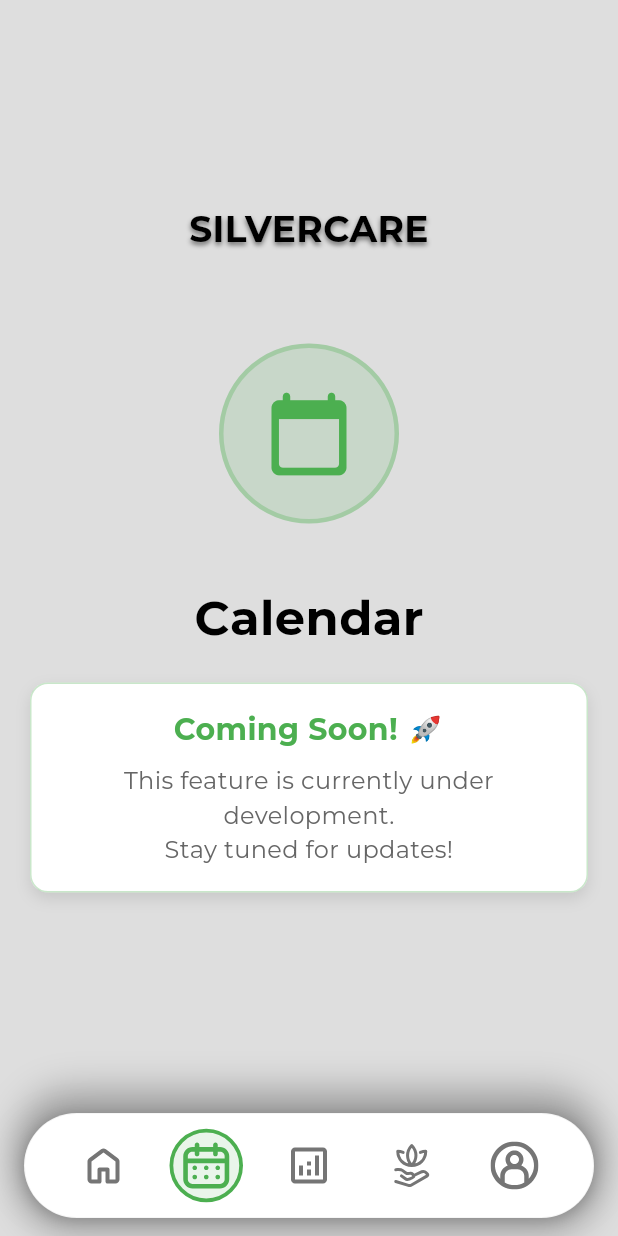
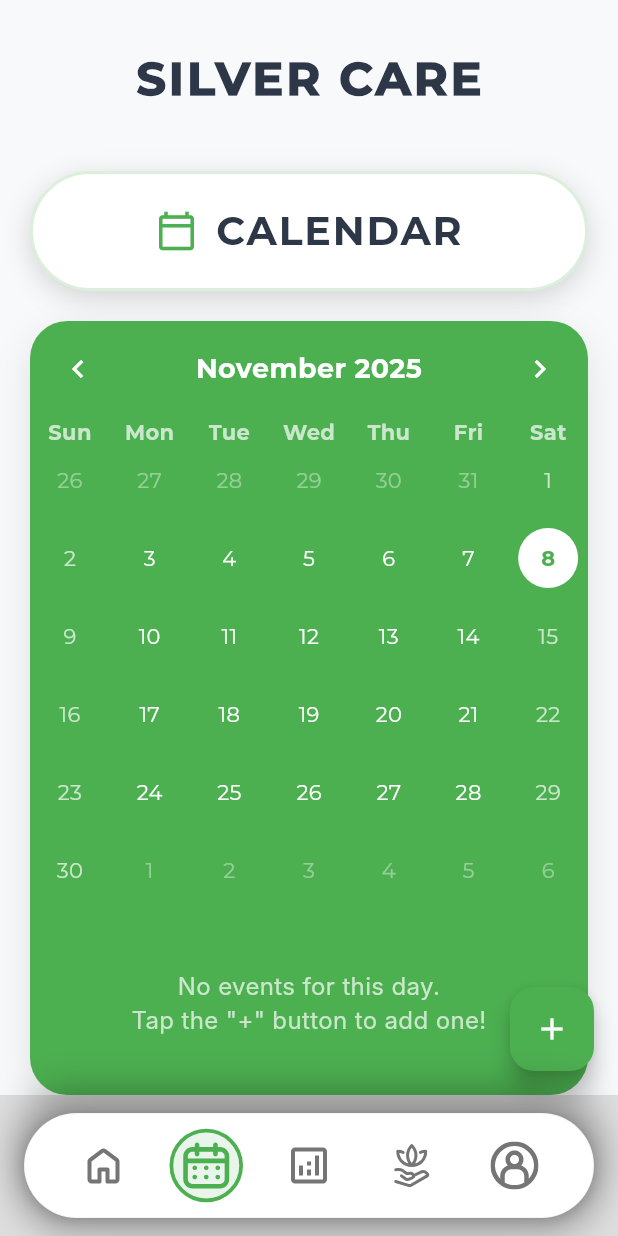
Before and after one commit to santiagomarc/silvercare, a Flutter app: the MainScreen screen opened by its route, item 2 of the bottom bar chosen, on a phone screen of 412 x 824 dp. Run offline on Flutter 3.47's test engine with Material 3 defaults, Android fonts, the phone set to English and light mode, and no system bars; drawn by our look-alikes of table_calendar; our stand-ins replace cloud_firestore, firebase_auth, firebase_core, fl_chart, flutter_local_notifications, flutter_svg and 3 more; accounts and stored records are empty; Roboto replaces fonts that are missing (Inter); project files that could hold a hidden picture were left out.

Commit message:
calendar

```diff
--- a/lib/main.dart
+++ b/lib/main.dart
@@ -13,10 +13,7 @@ import 'package:silvercare/screens/temperature_screen.dart';
 import 'package:silvercare/screens/sugar_level_screen.dart';
 import 'package:silvercare/screens/notifications_screen.dart';
 import 'package:silvercare/services/notification_service.dart';
-
-
-
-
+import 'package:silvercare/screens/calendar_screen.dart';
 
 void main() async {
   WidgetsFlutterBinding.ensureInitialized();
@@ -45,6 +42,7 @@ class SilverCareApp extends StatelessWidget {
     return MaterialApp(
       navigatorKey: navigatorKey,
       title: 'SilverCare',
+      debugShowCheckedModeBanner: false, // Optional: removes the debug banner
       theme: ThemeData(
         // Light theme for better accessibility for elderly users
         brightness: Brightness.light,
@@ -66,6 +64,8 @@ class SilverCareApp extends StatelessWidget {
         '/temperature': (context) => const TemperatureScreen(),
         '/sugar_level': (context) => const SugarLevelScreen(),
         '/notifications': (context) => const NotificationsScreen(),
+        // 2. ADD THIS ROUTE
+        '/calendar': (context) => const CalendarScreen(),
       },
       // Handle unknown routes
       onUnknownRoute: (settings) {
--- /dev/null
+++ b/lib/screens/calendar_screen.dart
@@ -0,0 +1,580 @@
+import 'package:flutter/material.dart';
+import 'package:firebase_auth/firebase_auth.dart';
+import 'package:cloud_firestore/cloud_firestore.dart';
+import 'package:intl/intl.dart';
+import 'package:table_calendar/table_calendar.dart';
+
+class CalendarEvent {
+  final String id;
+  final String title;
+  final String description;
+  final DateTime eventDate;
+  final String eventType;
+
+  CalendarEvent({
+    required this.id,
+    required this.title,
+    required this.description,
+    required this.eventDate,
+    required this.eventType,
+  });
+
+  factory CalendarEvent.fromDoc(DocumentSnapshot doc) {
+    Map<String, dynamic> data = doc.data() as Map<String, dynamic>;
+    return CalendarEvent(
+      id: doc.id,
+      title: data['title'] ?? '',
+      description: data['description'] ?? '',
+      eventDate: (data['eventDate'] as Timestamp).toDate(),
+      eventType: data['eventType'] ?? 'Reminder',
+    );
+  }
+
+  Map<String, dynamic> toMap() {
+    return {
+      'title': title,
+      'description': description,
+      'eventDate': Timestamp.fromDate(eventDate),
+      'eventType': eventType,
+    };
+  }
+}
+
+class CalendarScreen extends StatefulWidget {
+  const CalendarScreen({super.key});
+
+  @override
+  State<CalendarScreen> createState() => _CalendarScreenState();
+}
+
+class _CalendarScreenState extends State<CalendarScreen> {
+  static const Color _primaryColor = Color(0xFF4CAF50);
+  static const Color _backgroundColor = Color(0xFFF8F9FA);
+  static const Color _cardColor = Colors.white;
+  static const Color _textPrimary = Color(0xFF2D3748);
+  static const Color _textSecondary = Color(0xFF718096);
+
+  final FirebaseAuth _auth = FirebaseAuth.instance;
+  final FirebaseFirestore _firestore = FirebaseFirestore.instance;
+
+  CalendarFormat _calendarFormat = CalendarFormat.month;
+  DateTime _focusedDay = DateTime.now();
+  DateTime? _selectedDay;
+
+  Map<DateTime, List<CalendarEvent>> _events = {};
+  late final ValueNotifier<List<CalendarEvent>> _selectedEvents;
+  bool _isLoading = true;
+
+  final _titleController = TextEditingController();
+  final _descriptionController = TextEditingController();
+  String _selectedEventType = 'Reminder';
+
+  @override
+  void initState() {
+    super.initState();
+    _selectedDay = _focusedDay;
+    _selectedEvents = ValueNotifier(_getEventsForDay(_selectedDay!));
+    _loadFirestoreEvents();
+  }
+
+  @override
+  void dispose() {
+    _selectedEvents.dispose();
+    _titleController.dispose();
+    _descriptionController.dispose();
+    super.dispose();
+  }
+
+  Future<void> _loadFirestoreEvents() async {
+    final user = _auth.currentUser;
+    if (user == null) {
+      setState(() => _isLoading = false);
+      return;
+    }
+
+    _events = {};
+
+    try {
+      final snapshot = await _firestore
+          .collection('elderly')
+          .doc(user.uid)
+          .collection('calendarEvents')
+          .get();
+
+      for (var doc in snapshot.docs) {
+        final event = CalendarEvent.fromDoc(doc);
+        final day = DateTime.utc(event.eventDate.year, event.eventDate.month, event.eventDate.day);
+
+        if (_events[day] == null) {
+          _events[day] = [];
+        }
+        _events[day]!.add(event);
+      }
+
+      setState(() {
+        _isLoading = false;
+        _selectedEvents.value = _getEventsForDay(_selectedDay!);
+      });
+    } catch (e) {
+      setState(() => _isLoading = false);
+      if (mounted) {
+        ScaffoldMessenger.of(context).showSnackBar(
+          SnackBar(content: Text('Error loading events: ${e.toString()}'), backgroundColor: Colors.red),
+        );
+      }
+    }
+  }
+
+  List<CalendarEvent> _getEventsForDay(DateTime day) {
+    final dayUtc = DateTime.utc(day.year, day.month, day.day);
+    return _events[dayUtc] ?? [];
+  }
+
+  void _onDaySelected(DateTime selectedDay, DateTime focusedDay) {
+    if (!isSameDay(_selectedDay, selectedDay)) {
+      setState(() {
+        _selectedDay = selectedDay;
+        _focusedDay = focusedDay;
+      });
+      _selectedEvents.value = _getEventsForDay(selectedDay);
+    }
+  }
+
+  Future<void> _addEventToFirestore() async {
+    final user = _auth.currentUser;
+    if (user == null) return;
+
+    final title = _titleController.text;
+    if (title.isEmpty) return;
+
+    final newEvent = CalendarEvent(
+      id: '',
+      title: title,
+      description: _descriptionController.text,
+      eventDate: _selectedDay!,
+      eventType: _selectedEventType,
+    );
+
+    try {
+      await _firestore
+          .collection('elderly')
+          .doc(user.uid)
+          .collection('calendarEvents')
+          .add(newEvent.toMap());
+
+      if (mounted) {
+        Navigator.of(context).pop();
+        _titleController.clear();
+        _descriptionController.clear();
+        _selectedEventType = 'Reminder';
+        _loadFirestoreEvents();
+        ScaffoldMessenger.of(context).showSnackBar(
+          const SnackBar(content: Text('✅ Event added successfully!'), backgroundColor: Colors.green),
+        );
+      }
+    } catch (e) {
+      if (mounted) {
+        ScaffoldMessenger.of(context).showSnackBar(
+          SnackBar(content: Text('❌ Failed to add event: ${e.toString()}'), backgroundColor: Colors.red),
+        );
+      }
+    }
+  }
+
+  double _getResponsiveFontSize(BuildContext context, double baseSize) {
+    final screenWidth = MediaQuery.of(context).size.width;
+    final scaleFactor = screenWidth / 375;
+    return baseSize * scaleFactor.clamp(0.8, 1.4);
+  }
+
+  Widget _buildHeader(BuildContext context) {
+    return Container(
+      padding: const EdgeInsets.symmetric(vertical: 30, horizontal: 20),
+      child: Center(
+        child: Text(
+          'SILVER CARE',
+          style: TextStyle(
+            color: _textPrimary,
+            fontSize: _getResponsiveFontSize(context, 28),
+            fontFamily: 'Montserrat',
+            fontWeight: FontWeight.w900,
+            letterSpacing: 2.0,
+          ),
+        ),
+      ),
+    );
+  }
+
+  Widget _ScreenHeaderButton(BuildContext context) {
+    return Container(
+      margin: const EdgeInsets.fromLTRB(20, 10, 20, 20),
+      height: 80,
+      decoration: BoxDecoration(
+        color: _cardColor,
+        borderRadius: BorderRadius.circular(40),
+        boxShadow: [
+          BoxShadow(
+            color: const Color.fromRGBO(0, 0, 0, 0.15),
+            blurRadius: 15,
+            offset: const Offset(0, 5),
+          ),
+        ],
+        border: Border.all(color: _primaryColor.withOpacity(0.2), width: 2),
+      ),
+      child: Center(
+        child: Row(
+          mainAxisAlignment: MainAxisAlignment.center,
+          children: [
+            Icon(Icons.calendar_today_outlined, size: 28, color: _primaryColor),
+            const SizedBox(width: 12),
+            Text(
+              'CALENDAR',
+              style: TextStyle(
+                color: _textPrimary,
+                fontSize: _getResponsiveFontSize(context, 24),
+                fontFamily: 'Montserrat',
+                fontWeight: FontWeight.w800,
+                letterSpacing: 1.2,
+              ),
+            ),
+          ],
+        ),
+      ),
+    );
+  }
+
+  @override
+  Widget build(BuildContext context) {
+    return Scaffold(
+      backgroundColor: _backgroundColor,
+      body: SafeArea(
+        child: Column(
+          children: [
+            _buildHeader(context),
+            _ScreenHeaderButton(context),
+            Expanded(
+              child: Container(
+                width: double.infinity,
+                margin: const EdgeInsets.symmetric(horizontal: 20),
+                decoration: BoxDecoration(
+                  color: _primaryColor,
+                  borderRadius: const BorderRadius.all(Radius.circular(25)),
+                  boxShadow: [
+                    BoxShadow(
+                      color: const Color.fromRGBO(0, 0, 0, 0.1),
+                      blurRadius: 20,
+                      offset: const Offset(0, 8),
+                    ),
+                  ],
+                ),
+                child: _isLoading
+                    ? const Center(child: CircularProgressIndicator(color: Colors.white))
+                    : SingleChildScrollView(
+                        child: Column(
+                          children: [
+                            _buildCalendar(),
+                            _buildEventList(),
+                          ],
+                        ),
+                      ),
+              ),
+            ),
+          ],
+        ),
+      ),
+      floatingActionButton: FloatingActionButton(
+        onPressed: _showAddEventDialog,
+        backgroundColor: _primaryColor,
+        foregroundColor: Colors.white,
+        child: const Icon(Icons.add),
+      ),
+    );
+  }
+
+  Widget _buildCalendar() {
+    return TableCalendar<CalendarEvent>(
+      firstDay: DateTime.utc(2020, 1, 1),
+      lastDay: DateTime.utc(2030, 12, 31),
+      focusedDay: _focusedDay,
+      selectedDayPredicate: (day) => isSameDay(_selectedDay, day),
+      calendarFormat: _calendarFormat,
+      eventLoader: _getEventsForDay,
+      startingDayOfWeek: StartingDayOfWeek.sunday,
+      onDaySelected: _onDaySelected,
+      onFormatChanged: (format) {
+        if (_calendarFormat != format) {
+          setState(() => _calendarFormat = format);
+        }
+      },
+      onPageChanged: (focusedDay) {
+        _focusedDay = focusedDay;
+        _loadFirestoreEvents();
+      },
+      calendarStyle: CalendarStyle(
+        defaultTextStyle: const TextStyle(color: Colors.white),
+        weekendTextStyle: const TextStyle(color: Colors.white70),
+        todayDecoration: const BoxDecoration(
+          color: Color.fromRGBO(255, 255, 255, 0.3),
+          shape: BoxShape.circle,
+        ),
+        selectedDecoration: const BoxDecoration(
+          color: Colors.white,
+          shape: BoxShape.circle,
+        ),
+        selectedTextStyle: TextStyle(color: _primaryColor, fontWeight: FontWeight.bold),
+        outsideTextStyle: const TextStyle(color: Color.fromRGBO(255, 255, 255, 0.4)),
+        markerDecoration: const BoxDecoration(
+          color: Colors.white70,
+          shape: BoxShape.circle,
+        ),
+      ),
+      headerStyle: const HeaderStyle(
+        formatButtonVisible: false,
+        titleCentered: true,
+        titleTextStyle: TextStyle(color: Colors.white, fontSize: 18, fontWeight: FontWeight.bold),
+        leftChevronIcon: Icon(Icons.chevron_left, color: Colors.white),
+        rightChevronIcon: Icon(Icons.chevron_right, color: Colors.white),
+      ),
+      daysOfWeekStyle: const DaysOfWeekStyle(
+        weekdayStyle: TextStyle(color: Colors.white70, fontWeight: FontWeight.w600),
+        weekendStyle: TextStyle(color: Colors.white70, fontWeight: FontWeight.w600),
+      ),
+    );
+  }
+
+  Widget _buildEventList() {
+    return ValueListenableBuilder<List<CalendarEvent>>(
+      valueListenable: _selectedEvents,
+      builder: (context, value, _) {
+        if (value.isEmpty) {
+          return const Padding(
+            padding: EdgeInsets.all(40.0),
+            child: Center(
+              child: Text(
+                'No events for this day.\nTap the "+" button to add one!',
+                textAlign: TextAlign.center,
+                style: TextStyle(color: Colors.white70, fontSize: 16, fontFamily: 'Inter'),
+              ),
+            ),
+          );
+        }
+        return ListView.builder(
+          padding: const EdgeInsets.all(20),
+          shrinkWrap: true,
+          physics: const NeverScrollableScrollPhysics(),
+          itemCount: value.length,
+          itemBuilder: (context, index) {
+            return _buildEventCard(value[index]);
+          },
+        );
+      },
+    );
+  }
+
+  Widget _buildEventCard(CalendarEvent event) {
+    IconData iconData;
+    Color iconColor;
+
+    switch (event.eventType) {
+      case 'Medication':
+        iconData = Icons.medication_outlined;
+        iconColor = Colors.redAccent;
+        break;
+      case 'Appointment':
+        iconData = Icons.medical_services_outlined;
+        iconColor = Colors.blueAccent;
+        break;
+      default:
+        iconData = Icons.alarm_outlined;
+        iconColor = Colors.amber.shade700;
+    }
+
+    return Container(
+      margin: const EdgeInsets.only(bottom: 16),
+      padding: const EdgeInsets.all(20),
+      decoration: BoxDecoration(
+        color: Colors.white,
+        borderRadius: BorderRadius.circular(16),
+        boxShadow: [
+          BoxShadow(
+            color: const Color.fromRGBO(0, 0, 0, 0.05),
+            blurRadius: 10,
+            offset: const Offset(0, 2),
+          ),
+        ],
+      ),
+      child: Row(
+        children: [
+          Container(
+            padding: const EdgeInsets.all(10),
+            decoration: BoxDecoration(
+              color: iconColor.withOpacity(0.1),
+              shape: BoxShape.circle,
+            ),
+            child: Icon(iconData, color: iconColor, size: 24),
+          ),
+          const SizedBox(width: 16),
+          Expanded(
+            child: Column(
+              crossAxisAlignment: CrossAxisAlignment.start,
+              children: [
+                Text(
+                  event.title,
+                  style: TextStyle(
+                    color: _textPrimary,
+                    fontSize: _getResponsiveFontSize(context, 16),
+                    fontFamily: 'Montserrat',
+                    fontWeight: FontWeight.w700,
+                  ),
+                ),
+                if (event.description.isNotEmpty) ...[
+                  const SizedBox(height: 4),
+                  Text(
+                    event.description,
+                    style: TextStyle(
+                      color: _textSecondary,
+                      fontSize: _getResponsiveFontSize(context, 14),
+                      fontFamily: 'Inter',
+                      fontWeight: FontWeight.w500,
+                    ),
+                  ),
+                ],
+                const SizedBox(height: 8),
+                Row(
+                  children: [
+                    Icon(Icons.access_time, color: _textSecondary, size: 14),
+                    const SizedBox(width: 4),
+                    Text(
+                      DateFormat.jm().format(event.eventDate),
+                      style: TextStyle(
+                        color: _textSecondary,
+                        fontSize: _getResponsiveFontSize(context, 13),
+                        fontFamily: 'Inter',
+                        fontWeight: FontWeight.w600,
+                      ),
+                    ),
+                  ],
+                ),
+              ],
+            ),
+          ),
+        ],
+      ),
+    );
+  }
+
+  void _showAddEventDialog() {
+    _titleController.clear();
+    _descriptionController.clear();
+    _selectedEventType = 'Reminder';
+
+    showModalBottomSheet(
+      context: context,
+      isScrollControlled: true,
+      backgroundColor: _backgroundColor,
+      shape: const RoundedRectangleBorder(
+        borderRadius: BorderRadius.vertical(top: Radius.circular(20)),
+      ),
+      builder: (context) {
+        return StatefulBuilder(
+          builder: (BuildContext context, StateSetter setModalState) {
+            return Padding(
+              padding: EdgeInsets.only(
+                bottom: MediaQuery.of(context).viewInsets.bottom,
+                top: 20,
+                left: 20,
+                right: 20,
+              ),
+              child: SingleChildScrollView(
+                child: Column(
+                  mainAxisSize: MainAxisSize.min,
+                  crossAxisAlignment: CrossAxisAlignment.start,
+                  children: [
+                    Text(
+                      'Add Event for ${DateFormat.yMMMd().format(_selectedDay!)}',
+                      style: TextStyle(
+                        color: _textPrimary,
+                        fontSize: _getResponsiveFontSize(context, 20),
+                        fontFamily: 'Montserrat',
+                        fontWeight: FontWeight.w700,
+                      ),
+                    ),
+                    const SizedBox(height: 24),
+                    _buildDialogTextField(_titleController, 'Title', Icons.title),
+                    const SizedBox(height: 16),
+                    _buildDialogTextField(_descriptionController, 'Description (Optional)', Icons.description_outlined, maxLines: 3),
+                    const SizedBox(height: 16),
+                    _buildEventTypeDropdown(setModalState),
+                    const SizedBox(height: 30),
+                    ElevatedButton(
+                      onPressed: _addEventToFirestore,
+                      style: ElevatedButton.styleFrom(
+                        backgroundColor: _primaryColor,
+                        foregroundColor: Colors.white,
+                        minimumSize: const Size(double.infinity, 50),
+                        shape: RoundedRectangleBorder(borderRadius: BorderRadius.circular(12)),
+                      ),
+                      child: Text(
+                        'Save Event',
+                        style: TextStyle(
+                          fontSize: _getResponsiveFontSize(context, 16),
+                          fontFamily: 'Montserrat',
+                          fontWeight: FontWeight.w600,
+                        ),
+                      ),
+                    ),
+                    const SizedBox(height: 20),
+                  ],
+                ),
+              ),
+            );
+          },
+        );
+      },
+    );
+  }
+
+  Widget _buildDialogTextField(TextEditingController controller, String label, IconData icon, {int maxLines = 1}) {
+    return TextFormField(
+      controller: controller,
+      maxLines: maxLines,
+      decoration: InputDecoration(
+        labelText: label,
+        prefixIcon: Icon(icon, color: _textSecondary),
+        border: OutlineInputBorder(borderRadius: BorderRadius.circular(12)),
+        focusedBorder: OutlineInputBorder(
+          borderRadius: BorderRadius.circular(12),
+          borderSide: const BorderSide(color: _primaryColor, width: 2),
+        ),
+      ),
+    );
+  }
+
+  Widget _buildEventTypeDropdown(StateSetter setModalState) {
+    return DropdownButtonFormField<String>(
+      value: _selectedEventType,
+      decoration: InputDecoration(
+        labelText: 'Event Type',
+        prefixIcon: const Icon(Icons.category_outlined, color: _textSecondary),
+        border: OutlineInputBorder(borderRadius: BorderRadius.circular(12)),
+        focusedBorder: OutlineInputBorder(
+          borderRadius: BorderRadius.circular(12),
+          borderSide: const BorderSide(color: _primaryColor, width: 2),
+        ),
+      ),
+      items: ['Reminder', 'Medication', 'Appointment'].map((String value) {
+        return DropdownMenuItem<String>(
+          value: value,
+          child: Text(value),
+        );
+      }).toList(),
+      onChanged: (String? newValue) {
+        if (newValue != null) {
+          setModalState(() {
+            _selectedEventType = newValue;
+          });
+        }
+      },
+    );
+  }
+}
--- a/lib/screens/main_screen.dart
+++ b/lib/screens/main_screen.dart
@@ -4,6 +4,7 @@ import '../widgets/nav_bar_svg.dart';
 import 'home_screen.dart';
 import 'profile_screen.dart';
 import 'analytics_screen.dart';
+import 'calendar_screen.dart';
 
 class MainScreen extends StatefulWidget {
   const MainScreen({super.key});
@@ -16,16 +17,12 @@ class _MainScreenState extends State<MainScreen> {
   int _currentIndex = 0;
 
   // This is the main navigation container that holds all app screens
-  // Replace PlaceholderScreens with actual screens when you develop them:
-  // - Calendar: replace with CalendarScreen()
-  // - Analytics: replace with AnalyticsScreen()
-  // - Wellness: replace with WellnessScreen()
   final List<Widget> _screens = [
     const HomeScreenContent(), // Home
-    const PlaceholderScreen(title: 'Calendar', color: Color(0xFF4CAF50)), // Calendar
+    const CalendarScreen(),
     const AnalyticsScreenContent(), // Analytics
     const PlaceholderScreen(title: 'Wellness', color: Color(0xFF9C27B0)), // Wellness
-    const ProfileScreenContent(), // Profile - Now connected to the actual ProfileScreen
+    const ProfileScreenContent(), // Profile
   ];
 
   void _onNavTap(int index) {
@@ -178,8 +175,6 @@ class PlaceholderScreen extends StatelessWidget {
     switch (title) {
       case 'Calendar':
         return Icons.calendar_today_rounded;
-      // case 'Analytics':
-      //   return Icons.analytics_rounded;
       case 'Health':
         return Icons.favorite_rounded;
       case 'Wellness':
@@ -190,21 +185,15 @@ class PlaceholderScreen extends StatelessWidget {
   }
 }
 
-// Extract the home screen content without the Scaffold wrapper
-// This is just a wrapper for now - you can directly use HomeScreen content here later
 class HomeScreenContent extends StatelessWidget {
   const HomeScreenContent({super.key});
 
   @override
   Widget build(BuildContext context) {
-    // Using the existing HomeScreen for now
-    // Later, when you want to remove the navbar from HomeScreen itself,
-    // you can extract just the content part here
     return const HomeScreen();
   }
 }
 
-// Extract the profile screen content without the Scaffold wrapper
 class ProfileScreenContent extends StatelessWidget {
   const ProfileScreenContent({super.key});
 
```
Also changed, not shown: lib/main_test.dart (+13 -16 lines), pubspec.yaml (+8 -7 lines), pubspec.lock.
